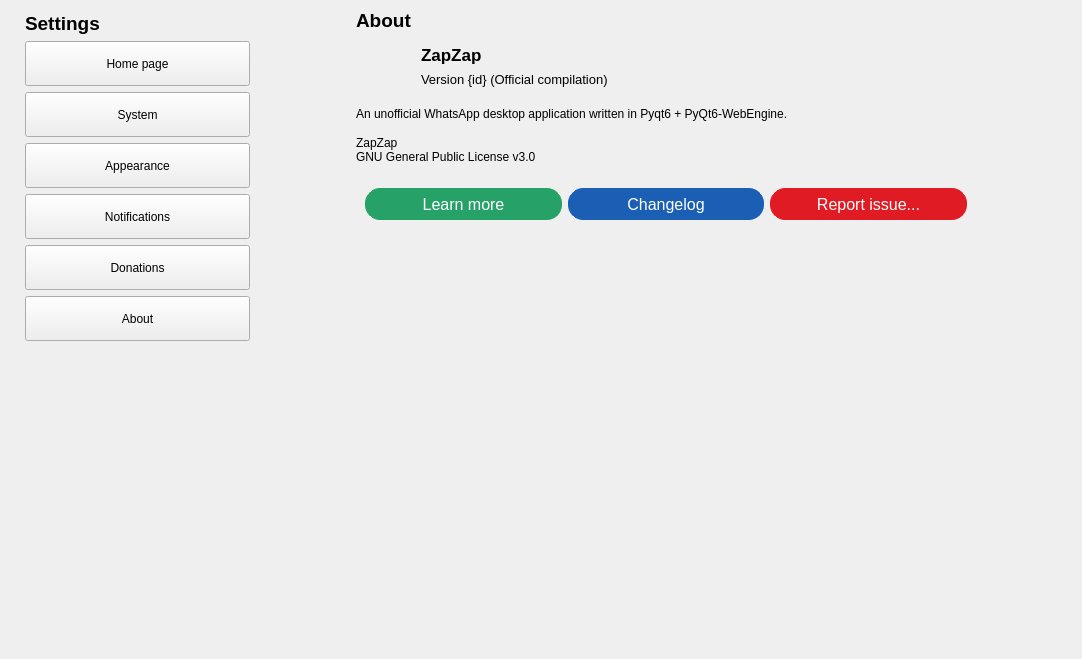
Above: zapzap/view/settings.ui from rafatosta/zapzap before the change. Below: the same form after it.
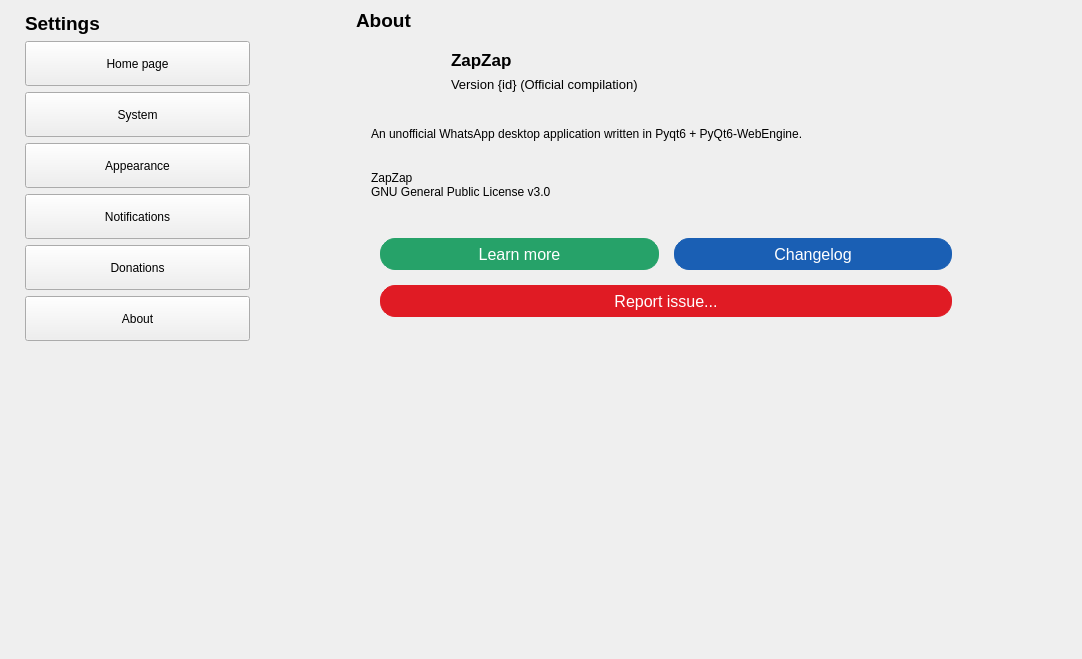
That is the form after the change. The open tabs and pages were chosen to show the change.

Commit message: Adjust style of all frames

```diff
--- a/zapzap/view/settings.ui
+++ b/zapzap/view/settings.ui
@@ -1771,8 +1771,8 @@
            <rect>
             <x>0</x>
             <y>0</y>
-            <width>642</width>
-            <height>283</height>
+            <width>832</width>
+            <height>659</height>
            </rect>
           </property>
           <layout class="QVBoxLayout" name="verticalLayout_17">
@@ -1840,19 +1840,19 @@
                  </property>
                  <layout class="QVBoxLayout" name="verticalLayout_23">
                   <property name="spacing">
-                   <number>15</number>
+                   <number>30</number>
                   </property>
                   <property name="leftMargin">
-                   <number>0</number>
+                   <number>15</number>
                   </property>
                   <property name="topMargin">
-                   <number>10</number>
+                   <number>15</number>
                   </property>
                   <property name="rightMargin">
-                   <number>0</number>
+                   <number>15</number>
                   </property>
                   <property name="bottomMargin">
-                   <number>10</number>
+                   <number>15</number>
                   </property>
                   <item>
                    <layout class="QHBoxLayout" name="horizontalLayout_12">
@@ -1947,13 +1947,13 @@
                    <widget class="QFrame" name="frame_about_btns">
                     <property name="minimumSize">
                      <size>
-                      <width>620</width>
+                      <width>590</width>
                       <height>0</height>
                      </size>
                     </property>
                     <property name="maximumSize">
                      <size>
-                      <width>620</width>
+                      <width>590</width>
                       <height>16777215</height>
                      </size>
                     </property>
@@ -1990,9 +1990,18 @@
                     <property name="frameShadow">
                      <enum>QFrame::Raised</enum>
                     </property>
-                    <layout class="QHBoxLayout" name="horizontalLayout_17">
-                     <item>
+                    <layout class="QGridLayout" name="gridLayout_3">
+                     <property name="spacing">
+                      <number>15</number>
+                     </property>
+                     <item row="0" column="0">
                       <widget class="QPushButton" name="btn_learn">
+                       <property name="sizePolicy">
+                        <sizepolicy hsizetype="Preferred" vsizetype="Fixed">
+                         <horstretch>0</horstretch>
+                         <verstretch>0</verstretch>
+                        </sizepolicy>
+                       </property>
                        <property name="cursor">
                         <cursorShape>PointingHandCursor</cursorShape>
                        </property>
@@ -2001,8 +2010,14 @@
                        </property>
                       </widget>
                      </item>
-                     <item>
+                     <item row="0" column="1">
                       <widget class="QPushButton" name="btn_changelog">
+                       <property name="sizePolicy">
+                        <sizepolicy hsizetype="Preferred" vsizetype="Fixed">
+                         <horstretch>0</horstretch>
+                         <verstretch>0</verstretch>
+                        </sizepolicy>
+                       </property>
                        <property name="cursor">
                         <cursorShape>PointingHandCursor</cursorShape>
                        </property>
@@ -2011,8 +2026,14 @@
                        </property>
                       </widget>
                      </item>
-                     <item>
+                     <item row="1" column="0" colspan="2">
                       <widget class="QPushButton" name="btn_report">
+                       <property name="sizePolicy">
+                        <sizepolicy hsizetype="Minimum" vsizetype="Preferred">
+                         <horstretch>0</horstretch>
+                         <verstretch>0</verstretch>
+                        </sizepolicy>
+                       </property>
                        <property name="cursor">
                         <cursorShape>PointingHandCursor</cursorShape>
                        </property>
```
Left out of the diff: 4 changed lines with no effect on the pictures. The commit also changes 2 other files.
